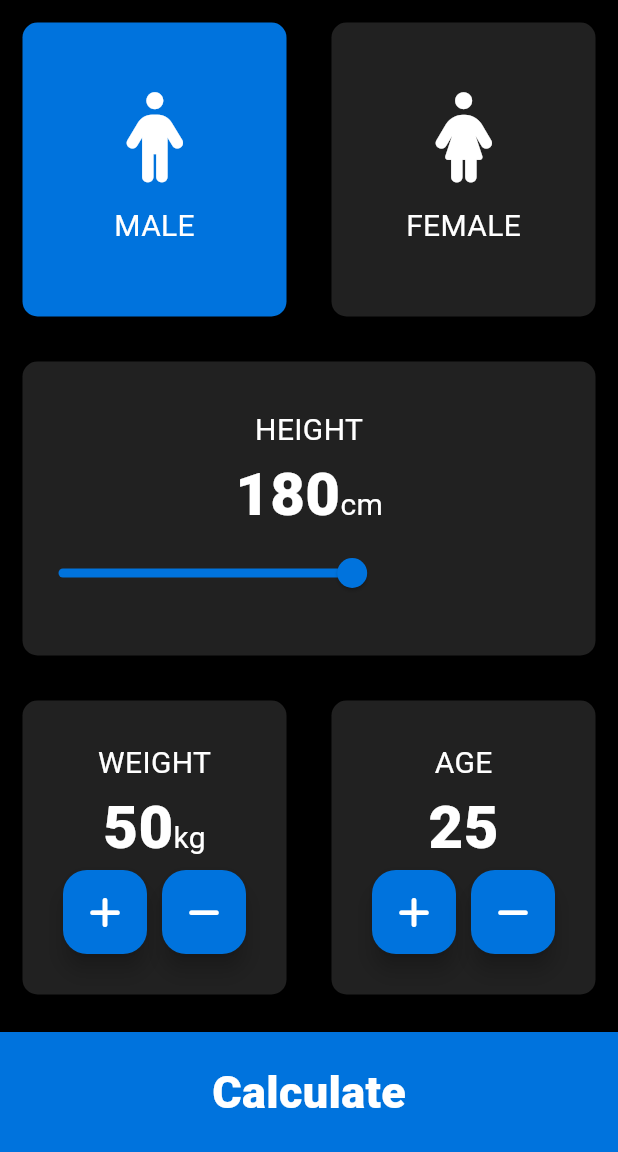
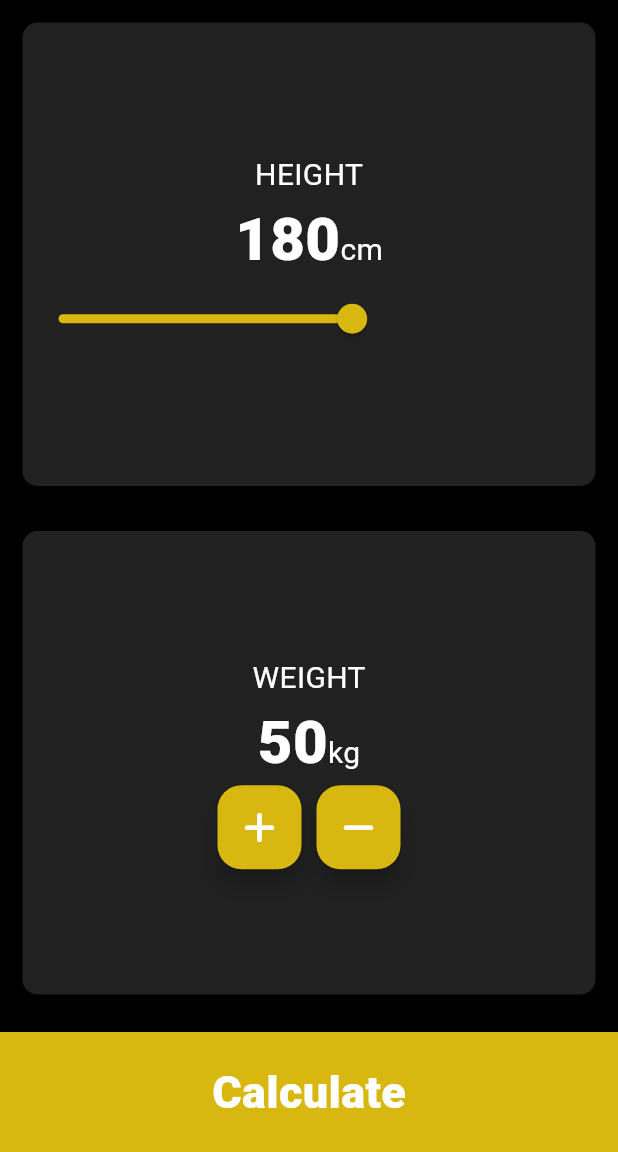
Before and after one commit to sajusun/bmi_calculator_flutter, a Flutter app: the screen it shows after launch, on a phone screen of 412 x 824 dp, the part 84-1236 px from its top. Run offline on Flutter 3.47's test engine with Material 3 defaults, Android fonts, the phone set to English and light mode, and no system bars; our stand-ins replace font_awesome_flutter.

Commit message:
fixed some issues in code

```diff
--- a/lib/container_box.dart
+++ b/lib/container_box.dart
@@ -1,7 +1,7 @@
 import 'package:flutter/material.dart';
 
 class ContainerBox extends StatelessWidget {
-  ContainerBox({required this.boxColor, required this.childWidget});
+  const ContainerBox({super.key, required this.boxColor, required this.childWidget});
 
   final Color boxColor;
   final Widget childWidget;
@@ -9,13 +9,12 @@ class ContainerBox extends StatelessWidget {
   @override
   Widget build(BuildContext context) {
     return Container(
-      child: childWidget,
-      margin: EdgeInsets.all(15.0),
+      margin: const EdgeInsets.all(15.0),
       decoration: BoxDecoration(
         borderRadius: BorderRadius.circular(10.0),
         color: boxColor,
-
       ),
+      child: childWidget,
     );
   }
 }
--- a/lib/data_container.dart
+++ b/lib/data_container.dart
@@ -20,7 +20,7 @@ const textStyle3 = TextStyle(
 
 class DataContainer extends StatelessWidget {
 
-  DataContainer({required this.icon, required this.title});
+  const DataContainer({super.key, required this.icon, required this.title});
 
   final IconData icon;
   final String title;
@@ -35,7 +35,7 @@ class DataContainer extends StatelessWidget {
           size: 60.0,
           color: Colors.white,
         ),
-        SizedBox(height: 15.0,),
+        const SizedBox(height: 15.0,),
         Text(
           title,
           style: textStyle1
--- a/lib/main.dart
+++ b/lib/main.dart
@@ -13,6 +13,6 @@ class MyApp extends StatelessWidget {
       theme : ThemeData(
         primaryColor: const Color(0xFF000000),
         scaffoldBackgroundColor: const Color(0xFF000000)
-      ), home: MainScreen());
+      ), home: const MainScreen());
   }
 }
--- a/lib/main_screen.dart
+++ b/lib/main_screen.dart
@@ -5,15 +5,17 @@ import 'container_box.dart';
 import 'data_container.dart';
 
 
-const activeColor = Color(0xff0073dd);
+const activeColor = Color(0xffd9b711);
 const inActiveColor = Color(0xFF212121);
 
 class MainScreen extends StatefulWidget {
+  const MainScreen({super.key});
+
   @override
-  _MainScreenState createState() => _MainScreenState();
+  MainScreenState createState() => MainScreenState();
 }
 
-class _MainScreenState extends State<MainScreen> {
+class MainScreenState extends State<MainScreen> {
   Color maleBoxColor = activeColor;
   Color femaleBoxColor = inActiveColor;
   int height = 180;
@@ -64,50 +66,52 @@ class _MainScreenState extends State<MainScreen> {
   Widget build(BuildContext context) {
     return Scaffold(
       appBar: AppBar(
-        title: Text("BMI CalC"),centerTitle: true,
+        title: const Text("BMI CalC"),centerTitle: true,
       ),
       body: Column(
         children: <Widget>[
-          Expanded(
-              child: Row(
-            children: <Widget>[
-              Expanded(
-                child: GestureDetector(
-                  onTap: () {
-                    setState(() {
-                      updateBoxColor(1);
-                    });
-                  },
-                  child: ContainerBox(
-                    boxColor: maleBoxColor,
-                    childWidget: DataContainer(
-                        icon: FontAwesomeIcons.male, title: 'MALE'),
-                  ),
-                ),
-              ),
-              Expanded(
-                child: GestureDetector(
-                  onTap: () {
-                    setState(() {
-                      updateBoxColor(2);
-                    });
-                  },
-                  child: ContainerBox(
-                    boxColor: femaleBoxColor,
-                    childWidget: DataContainer(
-                        icon: FontAwesomeIcons.female, title: 'FEMALE'),
-                  ),
-                ),
-              ),
-            ],
-          )),
+          // male/female section
+          // Expanded(
+          //     child: Row(
+          //   children: <Widget>[
+          //     Expanded(
+          //       child: GestureDetector(
+          //         onTap: () {
+          //           setState(() {
+          //             updateBoxColor(1);
+          //           });
+          //         },
+          //         child: ContainerBox(
+          //           boxColor: maleBoxColor,
+          //           childWidget: DataContainer(
+          //               icon: FontAwesomeIcons.male, title: 'MALE'),
+          //         ),
+          //       ),
+          //     ),
+          //     Expanded(
+          //       child: GestureDetector(
+          //         onTap: () {
+          //           setState(() {
+          //             updateBoxColor(2);
+          //           });
+          //         },
+          //         child: ContainerBox(
+          //           boxColor: femaleBoxColor,
+          //           childWidget: DataContainer(
+          //               icon: FontAwesomeIcons.female, title: 'FEMALE'),
+          //         ),
+          //       ),
+          //     ),
+          //   ],
+          // )),
+          // height section
           Expanded(
             child: ContainerBox(
               boxColor: inActiveColor,
               childWidget: Column(
                 mainAxisAlignment: MainAxisAlignment.center,
                 children: <Widget>[
-                  Text(
+                  const Text(
                     'HEIGHT',
                     style: textStyle1,
                   ),
@@ -120,7 +124,7 @@ class _MainScreenState extends State<MainScreen> {
                         height.toString(),
                         style: textStyle2,
                       ),
-                      Text(
+                      const Text(
                         'cm',
                         style: textStyle1,
                       ),
@@ -142,6 +146,7 @@ class _MainScreenState extends State<MainScreen> {
               ),
             ),
           ),
+          // weight section
           Expanded(
               child: Row(
             children: <Widget>[
@@ -151,7 +156,7 @@ class _MainScreenState extends State<MainScreen> {
                   childWidget: Column(
                     mainAxisAlignment: MainAxisAlignment.center,
                     children: <Widget>[
-                      Text(
+                      const Text(
                         'WEIGHT',
                         style: textStyle1,
                       ),
@@ -164,7 +169,7 @@ class _MainScreenState extends State<MainScreen> {
                             weight.toString(),
                             style: textStyle2,
                           ),
-                          Text(
+                          const Text(
                             'kg',
                             style: textStyle1,
                           ),
@@ -180,12 +185,10 @@ class _MainScreenState extends State<MainScreen> {
                               });
                             },
                             backgroundColor: activeColor,
-                            child: Icon(FontAwesomeIcons.plus,
+                            child: const Icon(FontAwesomeIcons.plus,
                                 color: Colors.white),
                           ),
-                          SizedBox(
-                            width: 10.0,
-                          ),
+                          const SizedBox(width: 10.0,),
                           FloatingActionButton(
                             onPressed: () {
                               setState(() {
@@ -195,7 +198,7 @@ class _MainScreenState extends State<MainScreen> {
                               });
                             },
                             backgroundColor: activeColor,
-                            child: Icon(FontAwesomeIcons.minus,
+                            child: const Icon(FontAwesomeIcons.minus,
                                 color: Colors.white),
                           ),
                         ],
@@ -204,56 +207,57 @@ class _MainScreenState extends State<MainScreen> {
                   ),
                 ),
               ),
-              Expanded(
-                child: ContainerBox(
-                  boxColor: inActiveColor,
-                  childWidget: Column(
-                    mainAxisAlignment: MainAxisAlignment.center,
-                    children: <Widget>[
-                      Text(
-                        'AGE',
-                        style: textStyle1,
-                      ),
-                      Text(
-                        age.toString(),
-                        style: textStyle2,
-                      ),
-                      Row(
-                        mainAxisAlignment: MainAxisAlignment.center,
-                        children: <Widget>[
-                          FloatingActionButton(
-                            onPressed: () {
-                              setState(() {
-                                if (age < 100) {
-                                  age++;
-                                }
-                              });
-                            },
-                            backgroundColor: activeColor,
-                            child: Icon(FontAwesomeIcons.plus,
-                                color: Colors.white),
-                          ),
-                          SizedBox(
-                            width: 10.0,
-                          ),
-                          FloatingActionButton(
-                            onPressed: () {
-                              setState(() {
-                                if (age > 0) {
-                                  age--;
-                                }
-                              });
-                            },
-                            backgroundColor: activeColor,
-                            child: Icon(FontAwesomeIcons.minus,
-                                color: Colors.white),
-                          ),
-                        ],
-                      ),
-                    ],
-                  ),
-                ),
-              ),
+              // age section
+              // Expanded(
+              //   child: ContainerBox(
+              //     boxColor: inActiveColor,
+              //     childWidget: Column(
+              //       mainAxisAlignment: MainAxisAlignment.center,
+              //       children: <Widget>[
+              //         Text(
+              //           'AGE',
+              //           style: textStyle1,
+              //         ),
+              //         Text(
+              //           age.toString(),
+              //           style: textStyle2,
+              //         ),
+              //         Row(
+              //           mainAxisAlignment: MainAxisAlignment.center,
+              //           children: <Widget>[
+              //             FloatingActionButton(
+              //               onPressed: () {
+              //                 setState(() {
+              //                   if (age < 100) {
+              //                     age++;
+              //                   }
+              //                 });
+              //               },
+              //               backgroundColor: activeColor,
+              //               child: Icon(FontAwesomeIcons.plus,
+              //                   color: Colors.white),
+              //             ),
+              //             SizedBox(
+              //               width: 10.0,
+              //             ),
+              //             FloatingActionButton(
+              //               onPressed: () {
+              //                 setState(() {
+              //                   if (age > 0) {
+              //                     age--;
+              //                   }
+              //                 });
+              //               },
+              //               backgroundColor: activeColor,
+              //               child: Icon(FontAwesomeIcons.minus,
+              //                   color: Colors.white),
+              //             ),
+              //           ],
+              //         ),
+              //       ],
+              //     ),
+              //   ),
+              // ),
             ],
           )),
 
@@ -273,11 +277,11 @@ class _MainScreenState extends State<MainScreen> {
                             child: Container(
                               color: inActiveColor,
                               height: 200.0,
-                              margin: EdgeInsets.all(10.0),
+                              margin: const EdgeInsets.all(10.0),
                               child: Column(
                                 mainAxisAlignment: MainAxisAlignment.center,
                                 children: <Widget>[
-                                  Text(
+                                  const Text(
                                     'Your BMI',
                                     style: textStyle1,
                                   ),
@@ -296,16 +300,12 @@ class _MainScreenState extends State<MainScreen> {
                 });
               },
               child: Container(
-                child: Center(
-                  child: Text(
-                    'Calculate',
-                    style: textStyle3,
-                  ),
-                ),
                 width: double.infinity,
                 height: 80.0,
                 color: activeColor,
-                margin: EdgeInsets.only(top: 10.0),
+                margin: const EdgeInsets.only(top: 10.0),
+                child: const Center(
+                  child: Text( 'Calculate', style: textStyle3)),
               ))
         ],
       ),
```
